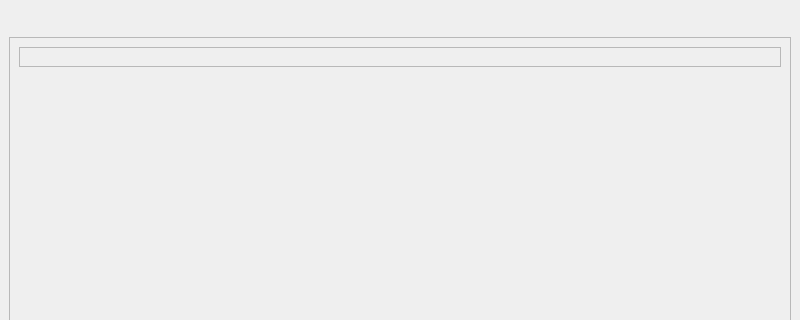
Qt form ui/monitorwindow.ui (Open-Typer/ClassMonitor) before a commit; both pictures show x 0 to 800 and y 0 to 320 of the 800 by 600 pixel window.
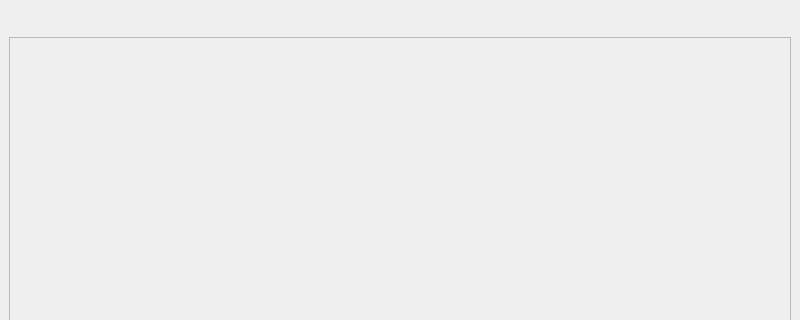
The same form after that commit.

Commit message: ui: monitorwindow: Add control widget

```diff
--- a/ui/monitorwindow.ui
+++ b/ui/monitorwindow.ui
@@ -31,24 +31,7 @@
       </property>
       <layout class="QGridLayout" name="gridLayout_2">
        <item row="0" column="0">
-        <widget class="QFrame" name="classControlsHeader">
-         <property name="sizePolicy">
-          <sizepolicy hsizetype="Preferred" vsizetype="Fixed">
-           <horstretch>0</horstretch>
-           <verstretch>0</verstretch>
-          </sizepolicy>
-         </property>
-         <property name="frameShape">
-          <enum>QFrame::StyledPanel</enum>
-         </property>
-         <property name="frameShadow">
-          <enum>QFrame::Raised</enum>
-         </property>
-         <layout class="QGridLayout" name="gridLayout_3"/>
-        </widget>
-       </item>
-       <item row="1" column="0">
-        <widget class="QFrame" name="classControlsBody">
+        <widget class="QStackedWidget" name="classControlsBody">
          <property name="frameShape">
           <enum>QFrame::NoFrame</enum>
          </property>
```
